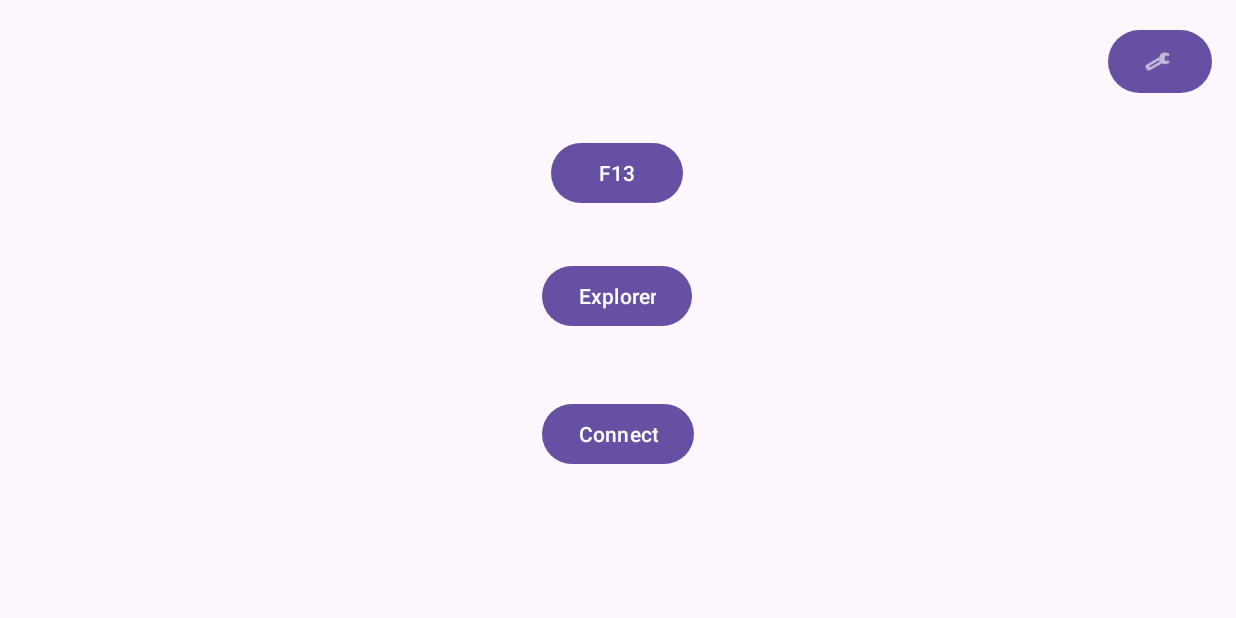
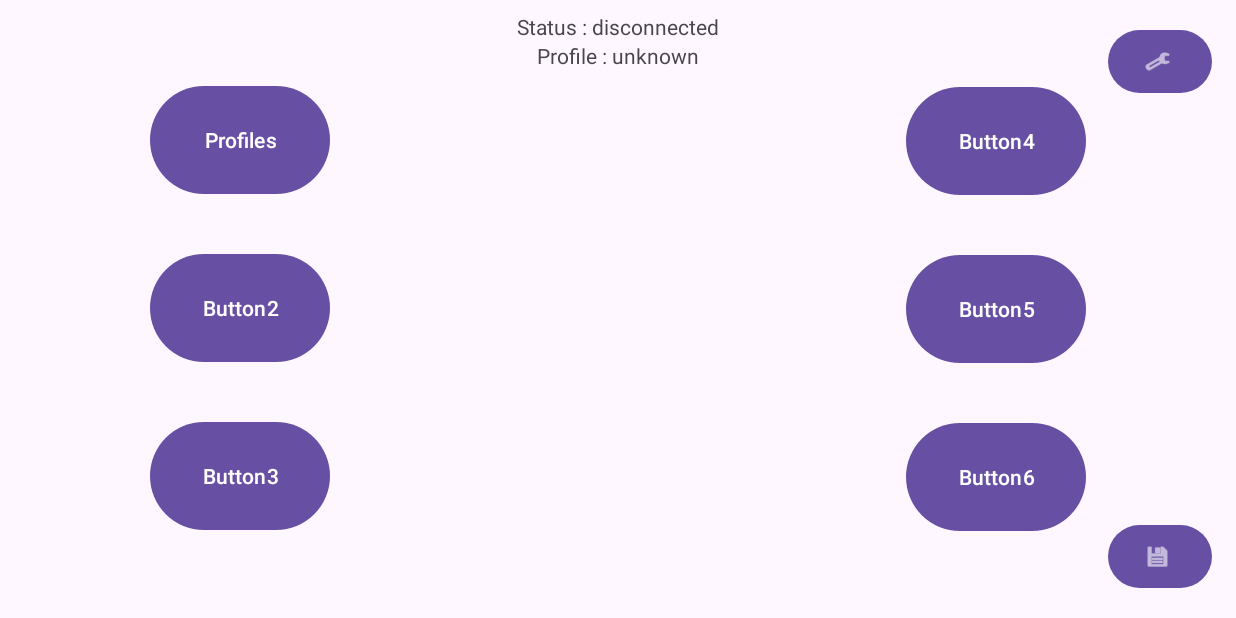
Before and after one commit to ethandudu/DeskPad-Android, an Android app: the MainActivity screen opened directly, with no data from a screen before it, on a phone screen of 824 x 412 dp (held sideways). Run offline under Robolectric (Android 15) with nearby library versions, the phone set to English and light mode, and no system bars; libraries missing offline, so code that uses them is left out: org.java_websocket.client, org.java_websocket.handshake; 1 statement that could not run was skipped.

Commit message:
New grid layout + profile button

```diff
--- a/app/src/main/java/fr/ethanduault/deskpad/MainActivity.java
+++ b/app/src/main/java/fr/ethanduault/deskpad/MainActivity.java
@@ -9,6 +9,7 @@ import android.util.Log;
 import android.view.View;
 import android.widget.Button;
 import android.widget.EditText;
+import android.widget.TextView;
 import android.widget.Toast;
 
 import androidx.activity.EdgeToEdge;
@@ -140,8 +141,12 @@ public class MainActivity extends AppCompatActivity {
                     if (data.getString("type").equals("auth")) {
                         if (data.getBoolean("success")) {
                             runOnUiThread(() -> Toast.makeText(MainActivity.this, "Connected", Toast.LENGTH_SHORT).show());
+                            TextView textView = findViewById(R.id.status);
+                            textView.setText("Status : Connected");
                         } else {
                             runOnUiThread(() -> Toast.makeText(MainActivity.this, "Authentication failed", Toast.LENGTH_SHORT).show());
+                            TextView textView = findViewById(R.id.status);
+                            textView.setText("Status : Authentication failed");
                         }
                     }
                 } catch (JSONException e) {
--- a/app/src/main/res/layout/activity_main.xml
+++ b/app/src/main/res/layout/activity_main.xml
@@ -13,41 +13,102 @@
         android:layout_height="50dp"
         android:layout_marginTop="16dp"
         android:layout_marginEnd="16dp"
+        android:contentDescription="@string/settings"
         android:gravity="center"
         android:textAlignment="center"
-        android:contentDescription="@string/settings"
         app:icon="@android:drawable/ic_menu_preferences"
         app:iconGravity="start"
         app:layout_constraintEnd_toEndOf="parent"
         app:layout_constraintTop_toTopOf="parent" />
 
     <Button
+        android:id="@+id/profiles"
+        android:layout_width="69dp"
+        android:layout_height="50dp"
+        android:layout_marginEnd="16dp"
+        android:layout_marginBottom="16dp"
+        android:contentDescription="@string/profiles"
+        android:gravity="center"
+        android:textAlignment="center"
+        app:icon="@android:drawable/ic_menu_save"
+        app:iconGravity="start"
+        app:layout_constraintBottom_toBottomOf="parent"
+        app:layout_constraintEnd_toEndOf="parent" />
+
+    <Button
         android:id="@+id/button1"
-        android:layout_width="wrap_content"
-        android:layout_height="wrap_content"
-        android:layout_marginStart="6dp"
-        android:layout_marginTop="91dp"
-        android:text="F13"
+        android:layout_width="120dp"
+        android:layout_height="80dp"
+        android:layout_marginBottom="32dp"
+        android:text="Profiles"
+        app:layout_constraintBottom_toTopOf="@+id/button2"
+        app:layout_constraintStart_toStartOf="@+id/button2" />
+
+    <Button
+        android:id="@+id/button2"
+        android:layout_width="120dp"
+        android:layout_height="80dp"
+        android:layout_marginStart="100dp"
+        android:text="Button2"
+        app:layout_constraintBottom_toBottomOf="parent"
+        app:layout_constraintStart_toStartOf="parent"
+        app:layout_constraintTop_toTopOf="parent"
+        app:layout_constraintVertical_bias="0.498" />
+
+    <Button
+        android:id="@+id/button3"
+        android:layout_width="120dp"
+        android:layout_height="80dp"
+        android:layout_marginTop="32dp"
+        android:text="Button3"
         app:layout_constraintStart_toStartOf="@+id/button2"
+        app:layout_constraintTop_toBottomOf="@+id/button2" />
+
+    <Button
+        android:id="@+id/button4"
+        android:layout_width="120dp"
+        android:layout_height="80dp"
+        android:layout_marginBottom="32dp"
+        android:text="Button4"
+        app:layout_constraintBottom_toTopOf="@+id/button5"
+        app:layout_constraintStart_toStartOf="@+id/button5" />
+
+    <Button
+        android:id="@+id/button5"
+        android:layout_width="120dp"
+        android:layout_height="80dp"
+        android:layout_marginEnd="100dp"
+        android:text="Button5"
+        app:layout_constraintBottom_toBottomOf="parent"
+        app:layout_constraintEnd_toEndOf="parent"
         app:layout_constraintTop_toTopOf="parent" />
 
     <Button
-        android:id="@+id/button2"
+        android:id="@+id/button6"
+        android:layout_width="120dp"
+        android:layout_height="80dp"
+        android:layout_marginTop="32dp"
+        android:text="Button6"
+        app:layout_constraintStart_toStartOf="@+id/button5"
+        app:layout_constraintTop_toBottomOf="@+id/button5" />
+
+    <TextView
+        android:id="@+id/status"
         android:layout_width="wrap_content"
         android:layout_height="wrap_content"
-        android:layout_marginTop="34dp"
-        android:text="Explorer"
-        app:layout_constraintStart_toStartOf="@+id/buttonConnect"
-        app:layout_constraintTop_toBottomOf="@+id/button1" />
+        android:layout_marginTop="8dp"
+        android:text="Status : disconnected"
+        app:layout_constraintEnd_toEndOf="parent"
+        app:layout_constraintStart_toStartOf="parent"
+        app:layout_constraintTop_toTopOf="parent" />
 
-    <Button
-        android:id="@+id/buttonConnect"
+    <TextView
+        android:id="@+id/profile"
         android:layout_width="wrap_content"
         android:layout_height="wrap_content"
-        android:layout_marginTop="44dp"
-        android:text="Connect"
+        android:text="Profile : unknown"
         app:layout_constraintEnd_toEndOf="parent"
         app:layout_constraintStart_toStartOf="parent"
-        app:layout_constraintTop_toBottomOf="@+id/button2" />
+        app:layout_constraintTop_toBottomOf="@+id/status" />
 
 </androidx.constraintlayout.widget.ConstraintLayout>
--- a/app/src/main/res/values/strings.xml
+++ b/app/src/main/res/values/strings.xml
@@ -6,4 +6,5 @@
     <string name="ip_address">Adresse IP</string>
     <string name="port">Port</string>
     <string name="save">Enregistrer</string>
+    <string name="profiles">Profils</string>
 </resources>
```
